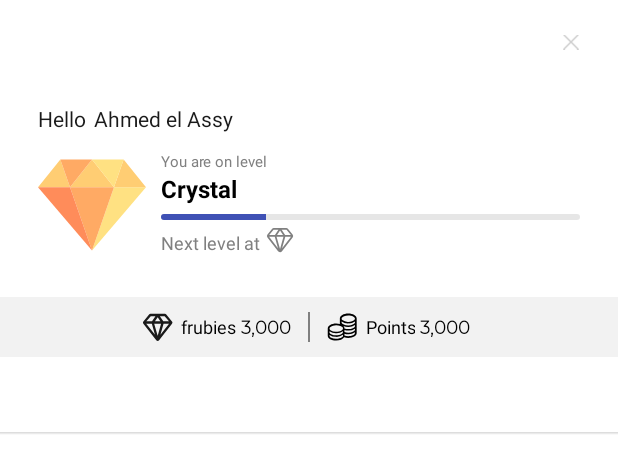
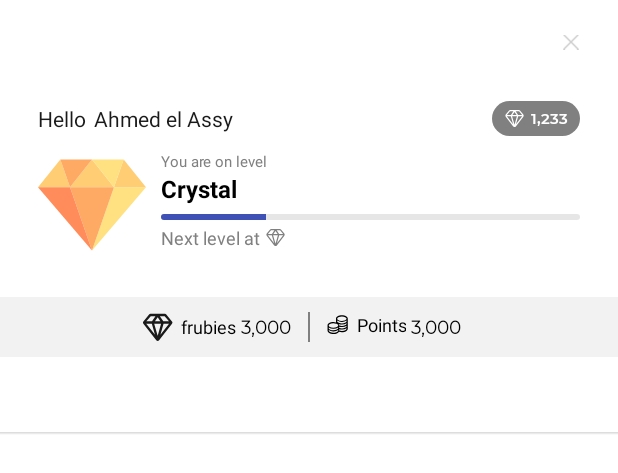
Before and after one commit to gameballers/gameball-android, an Android app: the layout fragment_main_container.xml on its own in the app's theme, with its tools: preview values and no code run, on a phone screen of 412 x 824 dp. Shown: the top 473 px of the screen. Run offline under Robolectric (Android 15) with nearby library versions, the phone set to English and light mode, and no system bars; network calls fail.

Commit message:
add single points system design, call bot settings before getting player info

```diff
--- a/gameballsdk/src/main/java/com/gameball/androidx/views/mainContainer/MainContainerContract.java
+++ b/gameballsdk/src/main/java/com/gameball/androidx/views/mainContainer/MainContainerContract.java
@@ -11,6 +11,7 @@ public interface MainContainerContract {
     {
         void onProfileInfoLoaded(PlayerAttributes playerAttributes, Level nextLevel);
         void showNoInterNetConnection();
+        void updateBotSettings();
     }
 
     interface Presenter extends BasePresenter
--- a/gameballsdk/src/main/res/drawable/ic_diamon_outline.xml
+++ b/gameballsdk/src/main/res/drawable/ic_diamon_outline.xml
@@ -1,6 +1,6 @@
 <vector xmlns:android="http://schemas.android.com/apk/res/android"
-    android:width="20dp"
-    android:height="20dp"
+    android:width="14dp"
+    android:height="14dp"
     android:viewportWidth="20"
     android:viewportHeight="20">
   <group>
--- a/gameballsdk/src/main/res/drawable/ic_points.xml
+++ b/gameballsdk/src/main/res/drawable/ic_points.xml
@@ -1,6 +1,6 @@
 <vector xmlns:android="http://schemas.android.com/apk/res/android"
-    android:width="20dp"
-    android:height="20dp"
+    android:width="14dp"
+    android:height="14dp"
     android:viewportWidth="20"
     android:viewportHeight="20">
   <group>
--- a/gameballsdk/src/main/res/layout/fragment_main_container.xml
+++ b/gameballsdk/src/main/res/layout/fragment_main_container.xml
@@ -59,16 +59,36 @@
                         android:layout_marginLeft="5dp"
                         android:layout_marginEnd="25dp"
                         android:layout_marginRight="25dp"
-
                         android:scrollbarSize="16sp"
                         android:textColor="#1a1a1a"
-
                         app:layout_constraintEnd_toEndOf="parent"
                         app:layout_constraintStart_toEndOf="@id/hello_txt"
                         app:layout_constraintTop_toTopOf="@id/hello_txt"
                         tools:text="Ahmed el Assy"
                         android:textSize="14sp"
                         />
+
+                    <TextView
+                        android:id="@+id/single_points"
+                        android:layout_width="wrap_content"
+                        android:layout_height="wrap_content"
+                        app:layout_constraintTop_toTopOf="@id/txt_player_name"
+                        app:layout_constraintBottom_toBottomOf="@id/txt_player_name"
+                        app:layout_constraintEnd_toEndOf="parent"
+                        android:layout_marginEnd="25dp"
+                        android:paddingTop="4.5dp"
+                        android:paddingBottom="4.5dp"
+                        android:paddingStart="8dp"
+                        android:paddingEnd="8dp"
+                        android:drawablePadding="3dp"
+                        android:drawableTint="@android:color/white"
+                        tools:drawableStart="@drawable/ic_diamon_outline"
+                        tools:text="1,233"
+                        android:textColor="@android:color/white"
+                        android:textSize="10sp"
+                        android:gravity="center"
+                        android:fontFamily="@font/montserrat_semi_bold"
+                        android:background="@drawable/round_grey_bg" />
 
                     <ImageView
                         android:id="@+id/level_logo"
```
Also changed, not shown: gameballsdk/src/main/java/com/gameball/androidx/views/mainContainer/MainContainerFragment.java (+40 -4 lines), gameballsdk/src/main/java/com/gameball/androidx/views/mainContainer/MainContainerPresenter.java (+23 -0 lines), gameballsdk/src/main/java/com/gameball/androidx/views/profile/ProfileFragment.java (+8 -2 lines), gameballsdk/src/main/res/layout/fragment_profile.xml (+3 -4 lines).
